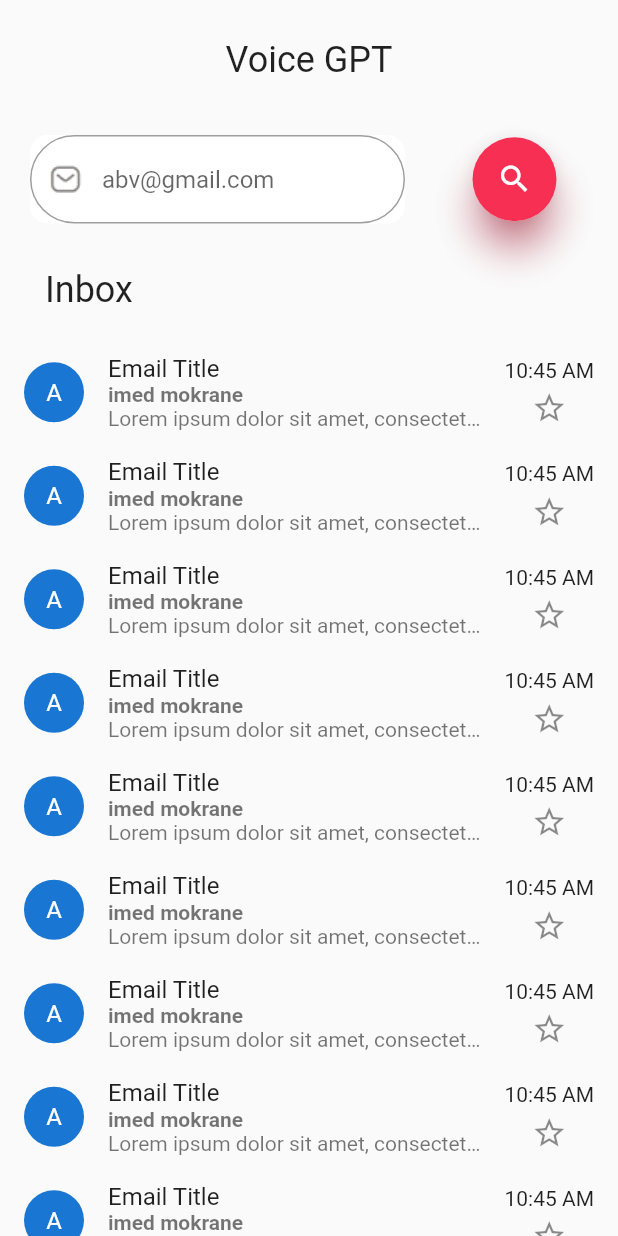
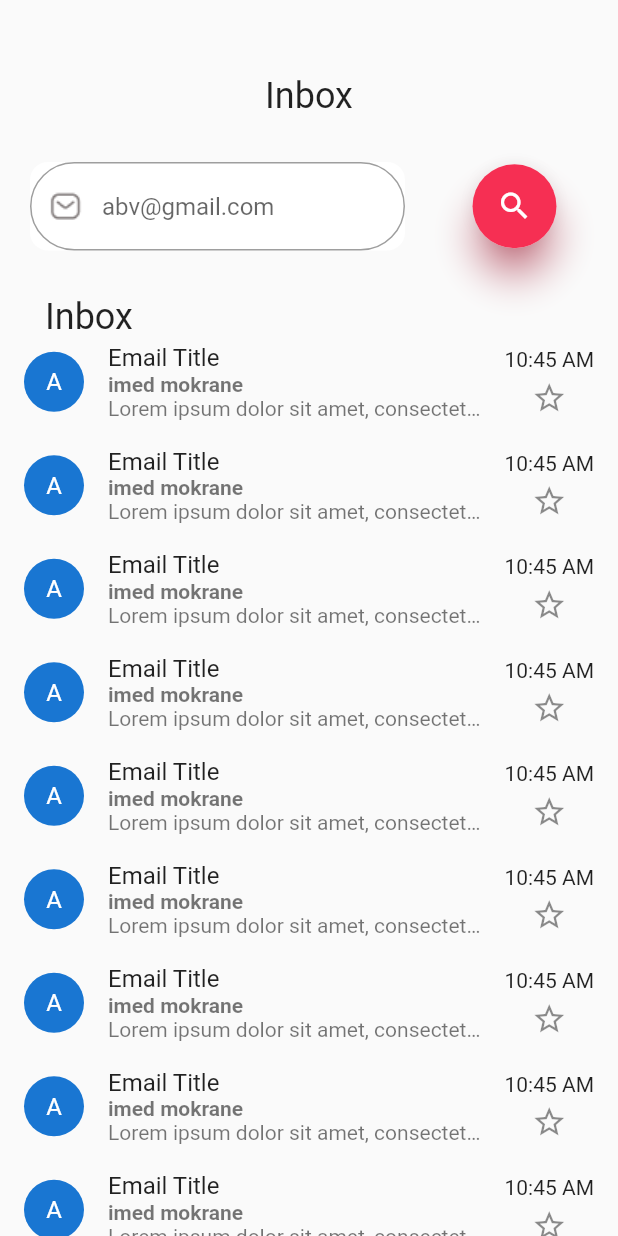
Before and after one commit to mokraneimed/JunctionX, a Flutter app: the Inbox screen opened directly, on a phone screen of 412 x 824 dp. Run offline on Flutter 3.47's test engine with Material 2 defaults, Android fonts, the phone set to English and light mode, and no system bars; our stand-ins replace audioplayers, avatar_glow, bottom_navy_bar, flutter_tts, loading_indicator, permission_handler and 2 more; missing offline and left inert: flutter_sound; network calls fail.

Commit message:
imed/lastCommit/

```diff
--- a/lib/main.dart
+++ b/lib/main.dart
@@ -22,6 +22,7 @@ class MyApp extends StatelessWidget {
   @override
   Widget build(BuildContext context) {
     return MaterialApp(
+        debugShowCheckedModeBanner: false,
         title: 'Flutter Demo',
         theme: ThemeData(
           primarySwatch: Colors.blue,
--- a/lib/screens/Chat page/chat.dart
+++ b/lib/screens/Chat page/chat.dart
@@ -62,7 +62,8 @@ class _ChatPage extends State<ChatPage> {
       child: Column(
         children: [
           Container(
-            height: 80,
+            height: 90,
+            padding: EdgeInsets.only(top: 60),
             child: Center(
                 child: Text(
               "Voice GPT",
--- a/lib/screens/mail page/inbox.dart
+++ b/lib/screens/mail page/inbox.dart
@@ -17,12 +17,15 @@ class _Inbox extends State<Inbox> {
       body: Column(
         children: [
           Container(
-            height: 80,
+            margin: EdgeInsets.only(top: 50),
             child: Center(
                 child: Text(
-              "Voice GPT",
+              "Inbox",
               style: TextStyle(fontSize: 24),
             )),
+          ),
+          SizedBox(
+            height: 20,
           ),
           Padding(
             padding: const EdgeInsets.all(10.0),
@@ -70,16 +73,13 @@ class _Inbox extends State<Inbox> {
               ),
             ),
           ),
-          SizedBox(
-            height: 5,
-          ),
           Expanded(
             child: ListView.builder(
                 itemCount: 20,
                 itemBuilder: (BuildContext context, index) {
                   return (index == 0)
                       ? SizedBox(
-                          height: 20,
+                          height: 0,
                         )
                       : GestureDetector(onTap: () {}, child: Mail());
                 }),
```
